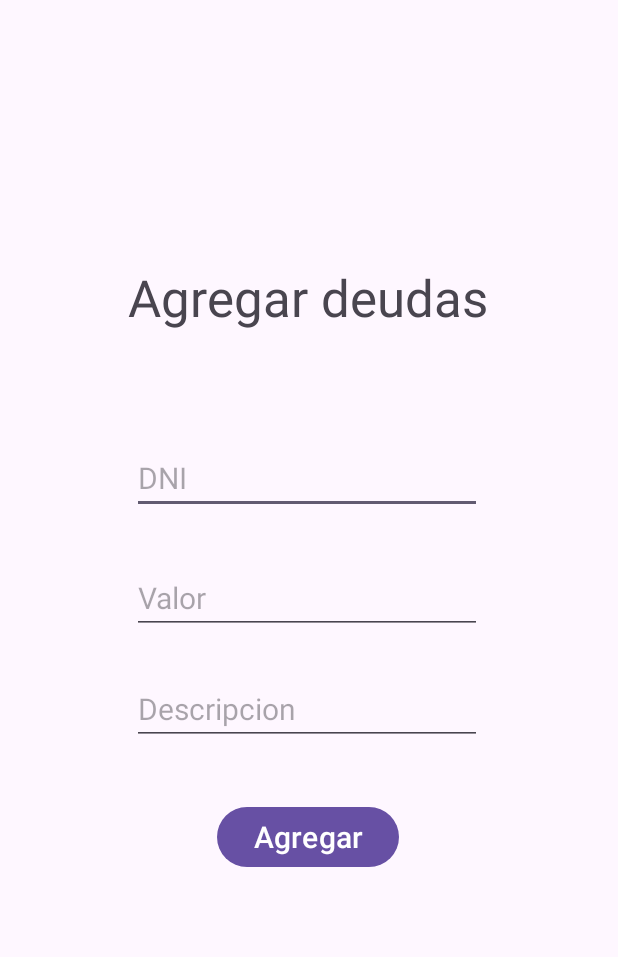
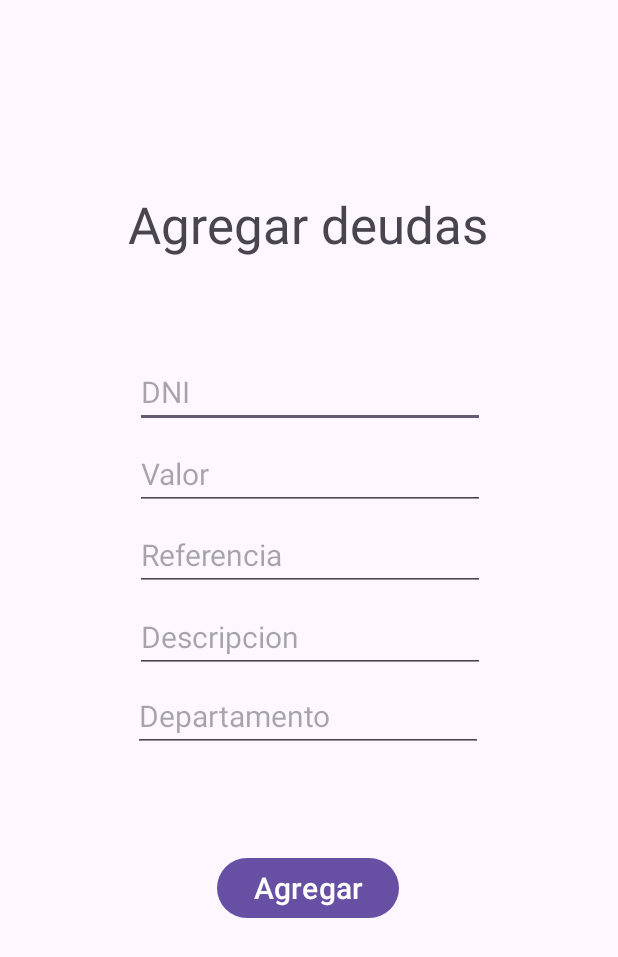
Before and after one commit to agustinkloberdanz/Consorcio, an Android app: the AgregarDeudas screen opened directly, with no data from a screen before it, on a phone screen of 412 x 824 dp. Shown: the top 957 px of the screen. Run offline under Robolectric (Android 15) with nearby library versions, the phone set to English and light mode, and no system bars.

Commit message:
Agrega atributos departamento y referencia en la clase Deuda

```diff
--- a/app/src/main/java/com/example/consorcio/AgregarDeudas.java
+++ b/app/src/main/java/com/example/consorcio/AgregarDeudas.java
@@ -11,7 +11,7 @@ import android.widget.Toast;
 import java.util.Calendar;
 
 public class AgregarDeudas extends AppCompatActivity {
-    EditText dniET, valorET, descripcionET;
+    EditText dniET, valorET, descripcionET, referenciaET, deptoET;
     Button btn;
     @Override
     protected void onCreate(Bundle savedInstanceState) {
@@ -21,13 +21,20 @@ public class AgregarDeudas extends AppCompatActivity {
         dniET = findViewById(R.id.dniAgregarDeuda);
         valorET = findViewById(R.id.valorAgregarDeuda);
         descripcionET = findViewById(R.id.descripcionAgregarDeudas);
+        referenciaET = findViewById(R.id.referenciaAgregarDeudas);
+        deptoET = findViewById(R.id.deptoAgregarDeudas);
     }
 
     public void agregarDeuda(View view) {
+        int dni = Integer.parseInt(dniET.getText().toString().trim());
+        double valor = Double.parseDouble(valorET.getText().toString().trim());
+        String referencia = referenciaET.getText().toString().trim();
+        String descripcion = descripcionET.getText().toString().trim();
+        String depto = deptoET.getText().toString().trim();
         Calendar date = Calendar.getInstance();
         String fecha = date.get(Calendar.DAY_OF_MONTH) + "/" + date.get(Calendar.MONTH) + "/" + date.get(Calendar.YEAR);
 
-        Deuda deuda = new Deuda(Integer.parseInt(dniET.getText().toString()), Double.parseDouble(valorET.getText().toString()), descripcionET.getText().toString(), fecha);
+        Deuda deuda = new Deuda(dni, valor, descripcion, fecha, referencia, depto);
 
         DBHelper db = new DBHelper();
         db.insert(deuda);
@@ -35,6 +42,8 @@ public class AgregarDeudas extends AppCompatActivity {
         dniET.setText("");
         valorET.setText("");
         descripcionET.setText("");
+        referenciaET.setText("");
+        deptoET.setText("");
         Toast.makeText(this, "Se cargo la deuda en la DB", Toast.LENGTH_SHORT).show();
     }
 
--- a/app/src/main/java/com/example/consorcio/DBHelper.java
+++ b/app/src/main/java/com/example/consorcio/DBHelper.java
@@ -45,7 +45,9 @@ public class DBHelper {
                     Double valor = Double.parseDouble(ds.child("valor").getValue().toString());
                     String detalle = ds.child("detalle").getValue().toString();
                     String fecha = ds.child("fecha").getValue().toString();
-                    Deuda deudaAux = new Deuda(dni, valor, detalle, fecha);
+                    String depto = ds.child("depto").getValue().toString();
+                    String referencia = ds.child("referencia").getValue().toString();
+                    Deuda deudaAux = new Deuda(dni, valor, detalle, fecha, referencia, depto);
 
                     if(deuda.equals(deudaAux)) {
                         ds.getRef().removeValue();
@@ -58,7 +60,6 @@ public class DBHelper {
 
             }
         });
-
     }
 
 
--- a/app/src/main/res/layout/activity_agregar_deudas.xml
+++ b/app/src/main/res/layout/activity_agregar_deudas.xml
@@ -17,7 +17,7 @@
         app:layout_constraintHorizontal_bias="0.497"
         app:layout_constraintStart_toStartOf="parent"
         app:layout_constraintTop_toTopOf="parent"
-        app:layout_constraintVertical_bias="0.225" />
+        app:layout_constraintVertical_bias="0.163" />
 
     <EditText
         android:id="@+id/dniAgregarDeuda"
@@ -29,10 +29,10 @@
         android:textSize="20sp"
         app:layout_constraintBottom_toBottomOf="parent"
         app:layout_constraintEnd_toEndOf="parent"
-        app:layout_constraintHorizontal_bias="0.491"
+        app:layout_constraintHorizontal_bias="0.502"
         app:layout_constraintStart_toStartOf="parent"
         app:layout_constraintTop_toTopOf="parent"
-        app:layout_constraintVertical_bias="0.38" />
+        app:layout_constraintVertical_bias="0.306" />
 
     <EditText
         android:id="@+id/valorAgregarDeuda"
@@ -44,10 +44,10 @@
         android:textSize="20sp"
         app:layout_constraintBottom_toBottomOf="parent"
         app:layout_constraintEnd_toEndOf="parent"
-        app:layout_constraintHorizontal_bias="0.491"
+        app:layout_constraintHorizontal_bias="0.502"
         app:layout_constraintStart_toStartOf="parent"
         app:layout_constraintTop_toTopOf="parent"
-        app:layout_constraintVertical_bias="0.483" />
+        app:layout_constraintVertical_bias="0.376" />
 
     <EditText
         android:id="@+id/descripcionAgregarDeudas"
@@ -59,10 +59,10 @@
         android:textSize="20sp"
         app:layout_constraintBottom_toBottomOf="parent"
         app:layout_constraintEnd_toEndOf="parent"
-        app:layout_constraintHorizontal_bias="0.491"
+        app:layout_constraintHorizontal_bias="0.502"
         app:layout_constraintStart_toStartOf="parent"
         app:layout_constraintTop_toTopOf="parent"
-        app:layout_constraintVertical_bias="0.578" />
+        app:layout_constraintVertical_bias="0.516" />
 
     <Button
         android:id="@+id/insertDeudasButton"
@@ -76,5 +76,35 @@
         app:layout_constraintHorizontal_bias="0.498"
         app:layout_constraintStart_toStartOf="parent"
         app:layout_constraintTop_toTopOf="parent"
-        app:layout_constraintVertical_bias="0.688" />
+        app:layout_constraintVertical_bias="0.732" />
+
+    <EditText
+        android:id="@+id/referenciaAgregarDeudas"
+        android:layout_width="wrap_content"
+        android:layout_height="wrap_content"
+        android:ems="10"
+        android:hint="Referencia"
+        android:inputType="text"
+        android:textSize="20sp"
+        app:layout_constraintBottom_toBottomOf="parent"
+        app:layout_constraintEnd_toEndOf="parent"
+        app:layout_constraintHorizontal_bias="0.502"
+        app:layout_constraintStart_toStartOf="parent"
+        app:layout_constraintTop_toTopOf="parent"
+        app:layout_constraintVertical_bias="0.446" />
+
+    <EditText
+        android:id="@+id/deptoAgregarDeudas"
+        android:layout_width="wrap_content"
+        android:layout_height="wrap_content"
+        android:ems="10"
+        android:hint="Departamento"
+        android:inputType="text"
+        android:textSize="20sp"
+        app:layout_constraintBottom_toBottomOf="parent"
+        app:layout_constraintEnd_toEndOf="parent"
+        app:layout_constraintHorizontal_bias="0.497"
+        app:layout_constraintStart_toStartOf="parent"
+        app:layout_constraintTop_toTopOf="parent"
+        app:layout_constraintVertical_bias="0.584" />
 </androidx.constraintlayout.widget.ConstraintLayout>
```
Also changed, not shown: app/src/main/java/com/example/consorcio/AdminSQLiteOpenHelper.java (+106 -106 lines), app/src/main/java/com/example/consorcio/ConsultarDeudas.java (+8 -9 lines), app/src/main/java/com/example/consorcio/Deuda.java (+24 -18 lines), app/src/main/java/com/example/consorcio/Propietario.java (+55 -21 lines).
